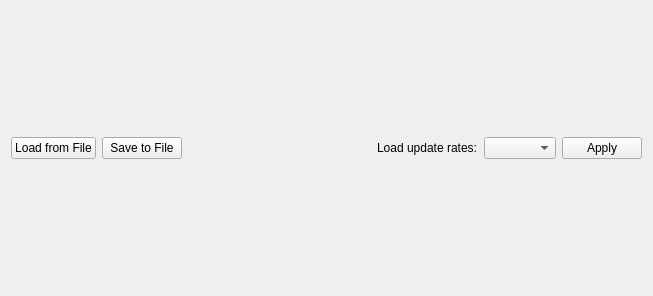
Old version of the form ground/gcs/src/plugins/telemetryscheduler/telemetryscheduler.ui in the repository TauLabs/TauLabs.
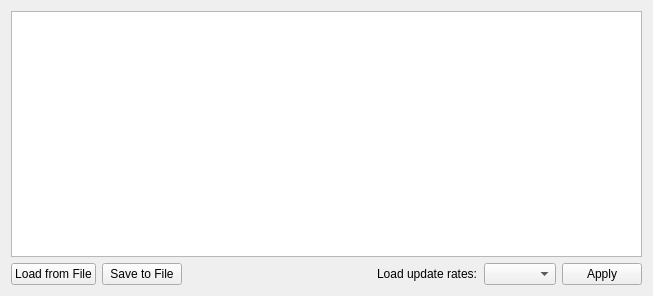
New version of the form.

Commit message: Added frozen table row, for displaying telemetry rate required.

```diff
--- a/ground/gcs/src/plugins/telemetryscheduler/telemetryscheduler.ui
+++ b/ground/gcs/src/plugins/telemetryscheduler/telemetryscheduler.ui
@@ -20,24 +20,7 @@
    <string>Form</string>
   </property>
   <layout class="QGridLayout" name="gridLayout">
-   <item row="0" column="1">
-    <widget class="QPushButton" name="bnSaveTelemetryToFile">
-     <property name="text">
-      <string>Save to File</string>
-     </property>
-    </widget>
-   </item>
-   <item row="0" column="3">
-    <widget class="QLabel" name="label">
-     <property name="text">
-      <string>Load update rates:</string>
-     </property>
-    </widget>
-   </item>
-   <item row="0" column="4">
-    <widget class="QComboBox" name="cmbScheduleList"/>
-   </item>
-   <item row="0" column="2">
+   <item row="1" column="2">
     <spacer name="horizontalSpacer">
      <property name="orientation">
       <enum>Qt::Horizontal</enum>
@@ -50,20 +33,40 @@
      </property>
     </spacer>
    </item>
-   <item row="0" column="5">
-    <widget class="QPushButton" name="bnApplySchedule">
-     <property name="text">
-      <string>Apply</string>
-     </property>
-    </widget>
-   </item>
-   <item row="0" column="0">
+   <item row="1" column="0">
     <widget class="QPushButton" name="bnLoadTelemetryFromFile">
      <property name="text">
       <string>Load from File</string>
      </property>
     </widget>
    </item>
+   <item row="1" column="4">
+    <widget class="QComboBox" name="cmbScheduleList"/>
+   </item>
+   <item row="1" column="3">
+    <widget class="QLabel" name="label">
+     <property name="text">
+      <string>Load update rates:</string>
+     </property>
+    </widget>
+   </item>
+   <item row="1" column="1">
+    <widget class="QPushButton" name="bnSaveTelemetryToFile">
+     <property name="text">
+      <string>Save to File</string>
+     </property>
+    </widget>
+   </item>
+   <item row="1" column="5">
+    <widget class="QPushButton" name="bnApplySchedule">
+     <property name="text">
+      <string>Apply</string>
+     </property>
+    </widget>
+   </item>
+   <item row="0" column="0" colspan="6">
+    <widget class="QTableWidget" name="tableWidgetDummy"/>
+   </item>
   </layout>
  </widget>
  <resources/>
```
The commit also changes 5 other files.
